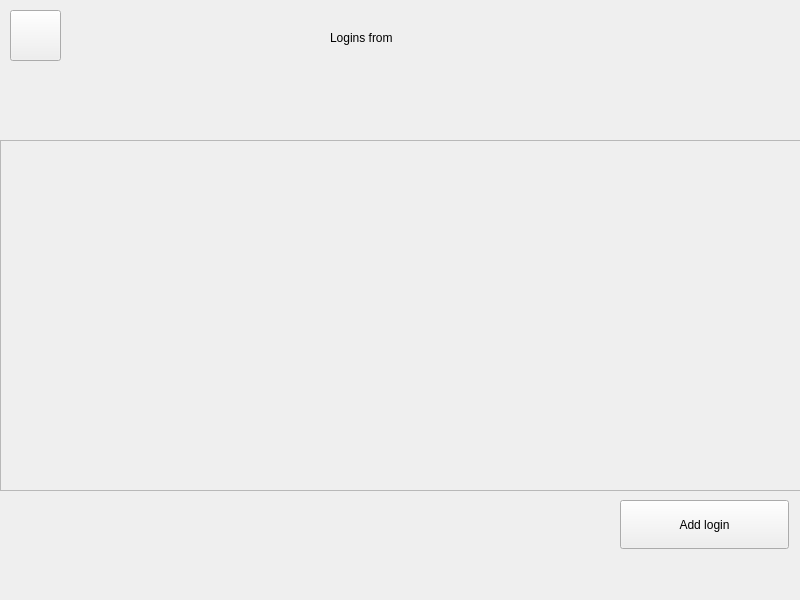
The window that src/UI/loginswindow.ui (Kracocks/ToolBox) describes before a commit, drawn with Qt 5.
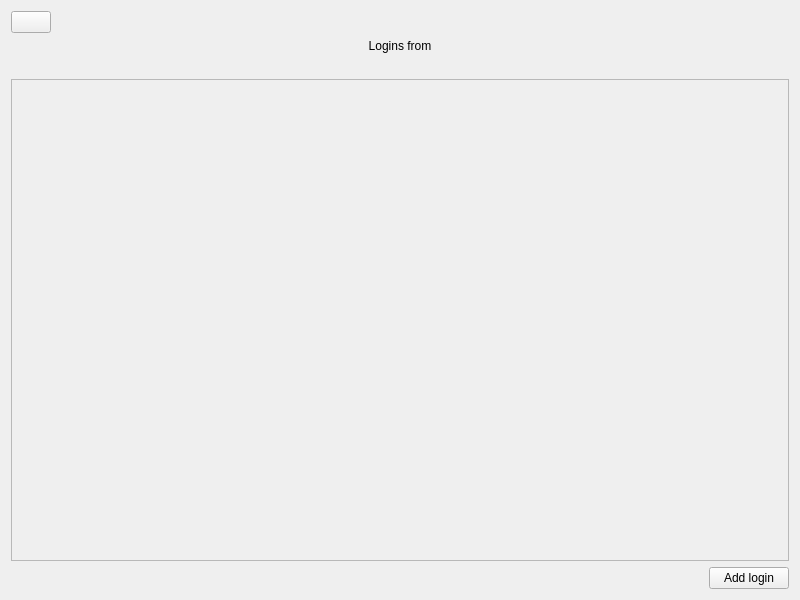
The same window after the commit. Icons and pictures are not drawn.

Commit message: modified layout of logins window

What changed in the file:
```diff
--- a/src/UI/loginswindow.ui
+++ b/src/UI/loginswindow.ui
@@ -13,54 +13,63 @@
   <property name="windowTitle">
    <string>Form</string>
   </property>
-  <widget class="QLabel" name="subtitle">
-   <property name="geometry">
-    <rect>
-     <x>280</x>
-     <y>70</y>
-     <width>261</width>
-     <height>35</height>
-    </rect>
+  <layout class="QVBoxLayout" name="verticalLayout">
+   <item>
+    <widget class="QPushButton" name="returnBtn">
+     <property name="sizePolicy">
+      <sizepolicy hsizetype="Maximum" vsizetype="Maximum">
+       <horstretch>0</horstretch>
+       <verstretch>0</verstretch>
+      </sizepolicy>
+     </property>
+     <property name="cursor">
+      <cursorShape>PointingHandCursor</cursorShape>
    </property>
    <property name="text">
     <string/>
    </property>
-  </widget>
+     <property name="icon">
+      <iconset>
+       <normaloff>../../data/custom_icons/back_arrow_icon.png</normaloff>../../data/custom_icons/back_arrow_icon.png</iconset>
+     </property>
+    </widget>
+   </item>
+   <item>
   <widget class="QLabel" name="title">
-   <property name="geometry">
-    <rect>
-     <x>330</x>
-     <y>20</y>
-     <width>156</width>
-     <height>35</height>
-    </rect>
+     <property name="sizePolicy">
+      <sizepolicy hsizetype="Preferred" vsizetype="Preferred">
+       <horstretch>0</horstretch>
+       <verstretch>0</verstretch>
+      </sizepolicy>
    </property>
    <property name="text">
     <string>Logins from</string>
    </property>
-  </widget>
-  <widget class="QPushButton" name="addLoginBtn">
-   <property name="geometry">
-    <rect>
-     <x>620</x>
-     <y>500</y>
-     <width>169</width>
-     <height>49</height>
-    </rect>
+     <property name="textFormat">
+      <enum>Qt::PlainText</enum>
+     </property>
+     <property name="alignment">
+      <set>Qt::AlignCenter</set>
+     </property>
+    </widget>
+   </item>
+   <item>
+    <widget class="QLabel" name="subtitle">
+     <property name="sizePolicy">
+      <sizepolicy hsizetype="Expanding" vsizetype="Maximum">
+       <horstretch>0</horstretch>
+       <verstretch>0</verstretch>
+      </sizepolicy>
    </property>
    <property name="text">
-    <string>Add login</string>
-   </property>
-  </widget>
-  <widget class="QWidget" name="horizontalLayoutWidget">
-   <property name="geometry">
-    <rect>
-     <x>0</x>
-     <y>140</y>
-     <width>801</width>
-     <height>351</height>
-    </rect>
-   </property>
+      <string/>
+     </property>
+     <property name="alignment">
+      <set>Qt::AlignCenter</set>
+     </property>
+    </widget>
+   </item>
+   <item>
    <layout class="QHBoxLayout" name="hbox_layout">
     <item>
      <widget class="QScrollArea" name="scrollArea">
@@ -72,32 +81,49 @@
         <rect>
          <x>0</x>
          <y>0</y>
-         <width>797</width>
-         <height>347</height>
+          <width>778</width>
+          <height>403</height>
         </rect>
        </property>
       </widget>
      </widget>
     </item>
    </layout>
-  </widget>
-  <widget class="QPushButton" name="pushButton">
-   <property name="geometry">
-    <rect>
-     <x>10</x>
-     <y>10</y>
-     <width>51</width>
-     <height>51</height>
-    </rect>
+   </item>
+   <item>
+    <layout class="QHBoxLayout" name="hbox_addbtn">
+     <item>
+      <spacer name="horizontalSpacer">
+       <property name="orientation">
+        <enum>Qt::Horizontal</enum>
+       </property>
+       <property name="sizeHint" stdset="0">
+        <size>
+         <width>40</width>
+         <height>20</height>
+        </size>
+       </property>
+      </spacer>
+     </item>
+     <item>
+      <widget class="QPushButton" name="addLoginBtn">
+       <property name="sizePolicy">
+        <sizepolicy hsizetype="Minimum" vsizetype="Maximum">
+         <horstretch>0</horstretch>
+         <verstretch>0</verstretch>
+        </sizepolicy>
+       </property>
+       <property name="cursor">
+        <cursorShape>PointingHandCursor</cursorShape>
    </property>
    <property name="text">
-    <string/>
-   </property>
-   <property name="icon">
-    <iconset>
-     <normaloff>../../data/custom_icons/back_arrow_icon.png</normaloff>../../data/custom_icons/back_arrow_icon.png</iconset>
-   </property>
-  </widget>
+        <string>Add login</string>
+       </property>
+      </widget>
+     </item>
+    </layout>
+   </item>
+  </layout>
  </widget>
  <resources/>
  <connections/>
```
Lines whose indentation alone changed are shown as unchanged.
